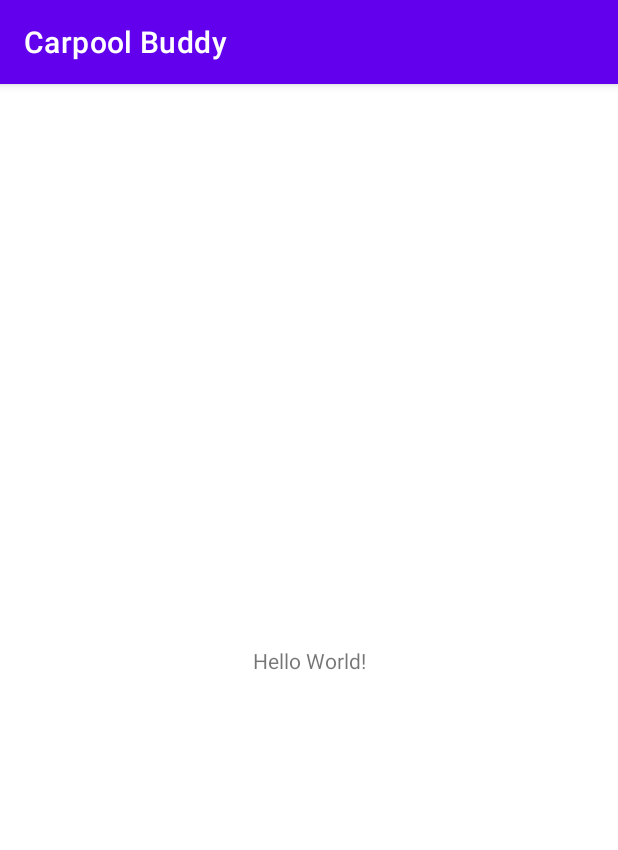
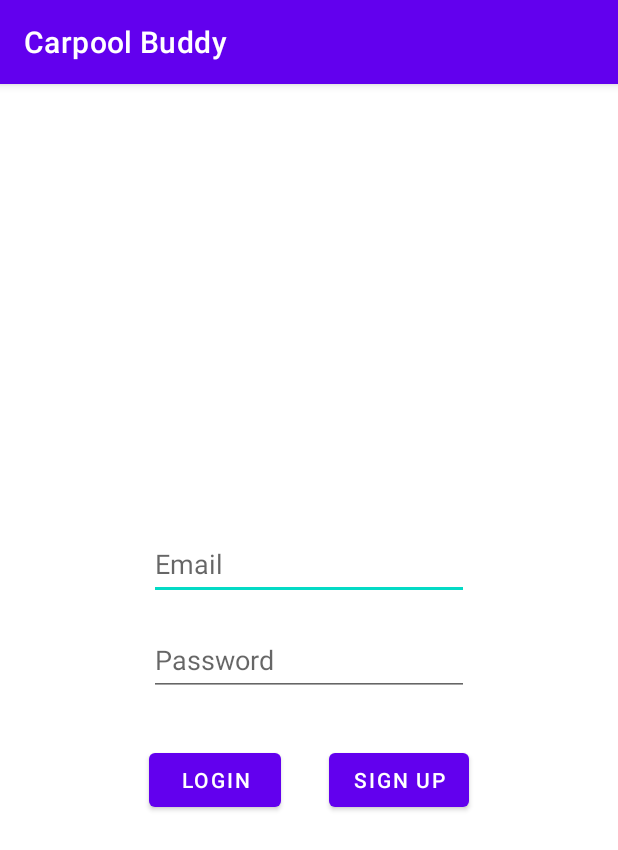
Before and after one commit to lucwu/CarPool-Buddy, an Android app: the screen it shows after launch (MainActivity before the commit, AuthActivity after it), on a phone screen of 412 x 824 dp. Shown: the top 850 px of the screen. Run offline under Robolectric (Android 15) with nearby library versions, the phone set to English and light mode, and no system bars; our stand-ins replace Firebase (no records; nobody signed in at launch, a user with empty details on screens opened directly).

Commit message:
Uploaded finished classes

```diff
--- a/app/build.gradle
+++ b/app/build.gradle
@@ -1,5 +1,6 @@
 plugins {
     id 'com.android.application'
+    id 'com.google.gms.google-services'
 }
 
 android {
@@ -32,6 +33,8 @@ dependencies {
     implementation 'androidx.appcompat:appcompat:1.4.0'
     implementation 'com.google.android.material:material:1.4.0'
     implementation 'androidx.constraintlayout:constraintlayout:2.1.2'
+    implementation 'com.google.firebase:firebase-firestore:21.4.0'
+    implementation 'com.google.firebase:firebase-auth:19.2.0'
     testImplementation 'junit:junit:4.+'
     androidTestImplementation 'androidx.test.ext:junit:1.1.3'
     androidTestImplementation 'androidx.test.espresso:espresso-core:3.4.0'
--- /dev/null
+++ b/app/src/main/java/com/example/carpoolbuddy/AuthActivity.java
@@ -0,0 +1,83 @@
+package com.example.carpoolbuddy;
+
+import androidx.annotation.NonNull;
+import androidx.appcompat.app.AppCompatActivity;
+
+import android.content.Intent;
+import android.os.Bundle;
+import android.util.Log;
+import android.view.View;
+import android.widget.EditText;
+
+import com.google.android.gms.tasks.OnCompleteListener;
+import com.google.android.gms.tasks.Task;
+import com.google.firebase.auth.AuthResult;
+import com.google.firebase.auth.FirebaseAuth;
+import com.google.firebase.auth.FirebaseUser;
+import com.google.firebase.firestore.FirebaseFirestore;
+
+public class AuthActivity extends AppCompatActivity {
+
+    private FirebaseAuth mAuth;
+    private FirebaseFirestore firestore;
+    private EditText emailField;
+    private EditText passwordField;
+
+
+
+    @Override
+    protected void onCreate(Bundle savedInstanceState) {
+        super.onCreate(savedInstanceState);
+        setContentView(R.layout.activity_auth);
+
+        mAuth = FirebaseAuth.getInstance();
+        firestore = FirebaseFirestore.getInstance();
+
+        emailField = findViewById(R.id.EditTextEmail);
+        passwordField = findViewById(R.id.EditTextPassword);
+    }
+
+    public void signIn(View v)
+    {
+        System.out.println("Log in");
+        String emailString = emailField.getText().toString();
+        String passwordString = passwordField.getText().toString();
+        System.out.println(String.format("Email: %s and Password: %s", emailString, passwordString));
+
+    }
+
+    public void signUp(View v)
+    {
+        System.out.println("Sign up");
+        String emailString = emailField.getText().toString();
+        String passwordString = passwordField.getText().toString();
+
+        mAuth.createUserWithEmailAndPassword(emailString, passwordString).addOnCompleteListener(this, new OnCompleteListener<AuthResult>() {
+            @Override
+            public void onComplete(@NonNull Task<AuthResult> task) {
+                if (task.isSuccessful())
+                {
+                    Log.d("SIGN UP", "Successfully signed up the user");
+                    FirebaseUser user = mAuth.getCurrentUser();
+                    updateUI(user);
+                }
+                else
+                {
+                    Log.w("SIGN UP", "createUserWithEmailFailure", task.getException());
+                    updateUI(null);
+                }
+            }
+        });
+
+    }
+
+    public void updateUI(FirebaseUser currentUser)
+    {
+        if (currentUser != null)
+        {
+            Intent intent = new Intent(this, MainActivity.class);
+            startActivity(intent);
+        }
+
+    }
+}
--- /dev/null
+++ b/app/src/main/res/layout/activity_auth.xml
@@ -0,0 +1,58 @@
+<?xml version="1.0" encoding="utf-8"?>
+<androidx.constraintlayout.widget.ConstraintLayout xmlns:android="http://schemas.android.com/apk/res/android"
+    xmlns:app="http://schemas.android.com/apk/res-auto"
+    xmlns:tools="http://schemas.android.com/tools"
+    android:layout_width="match_parent"
+    android:layout_height="match_parent"
+    tools:context=".AuthActivity">
+
+    <EditText
+        android:id="@+id/EditTextEmail"
+        android:layout_width="wrap_content"
+        android:layout_height="wrap_content"
+        android:layout_marginBottom="16dp"
+        android:ems="10"
+        android:hint="Email"
+        android:inputType="textEmailAddress"
+        android:minHeight="48dp"
+        app:layout_constraintBottom_toTopOf="@+id/EditTextPassword"
+        app:layout_constraintEnd_toEndOf="parent"
+        app:layout_constraintHorizontal_bias="0.5"
+        app:layout_constraintStart_toStartOf="parent"
+        tools:ignore="SpeakableTextPresentCheck" />
+
+    <EditText
+        android:id="@+id/EditTextPassword"
+        android:layout_width="wrap_content"
+        android:layout_height="wrap_content"
+        android:ems="10"
+        android:hint="Password"
+        android:inputType="textPassword"
+        android:minHeight="48dp"
+        app:layout_constraintBottom_toBottomOf="parent"
+        app:layout_constraintEnd_toEndOf="parent"
+        app:layout_constraintHorizontal_bias="0.5"
+        app:layout_constraintStart_toStartOf="parent"
+        app:layout_constraintTop_toTopOf="parent"
+        tools:ignore="SpeakableTextPresentCheck" />
+
+    <Button
+        android:id="@+id/LoginButton"
+        android:layout_width="wrap_content"
+        android:layout_height="wrap_content"
+        android:layout_marginTop="32dp"
+        android:onClick="signIn"
+        android:text="@string/login"
+        app:layout_constraintStart_toStartOf="@+id/EditTextPassword"
+        app:layout_constraintTop_toBottomOf="@+id/EditTextPassword" />
+
+    <Button
+        android:id="@+id/SignUpButton"
+        android:layout_width="wrap_content"
+        android:layout_height="wrap_content"
+        android:layout_marginTop="32dp"
+        android:onClick="signUp"
+        android:text="Sign Up"
+        app:layout_constraintEnd_toEndOf="@+id/EditTextPassword"
+        app:layout_constraintTop_toBottomOf="@+id/EditTextPassword" />
+</androidx.constraintlayout.widget.ConstraintLayout>
--- a/app/src/main/res/values/strings.xml
+++ b/app/src/main/res/values/strings.xml
@@ -1,3 +1,4 @@
 <resources>
     <string name="app_name">Carpool Buddy</string>
+    <string name="login">Login</string>
 </resources>
--- a/build.gradle
+++ b/build.gradle
@@ -6,6 +6,7 @@ buildscript {
     }
     dependencies {
         classpath "com.android.tools.build:gradle:7.0.2"
+        classpath 'com.google.gms:google-services:4.3.3'
 
         // NOTE: Do not place your application dependencies here; they belong
         // in the individual module build.gradle files
```
Also changed, not shown: app/src/main/AndroidManifest.xml (+7 -1 lines), app/src/main/java/com/example/carpoolbuddy/UserProfileActivity.java (added, +34 -0 lines), app/src/main/res/layout/activity_user_profile.xml (added, +41 -0 lines).
